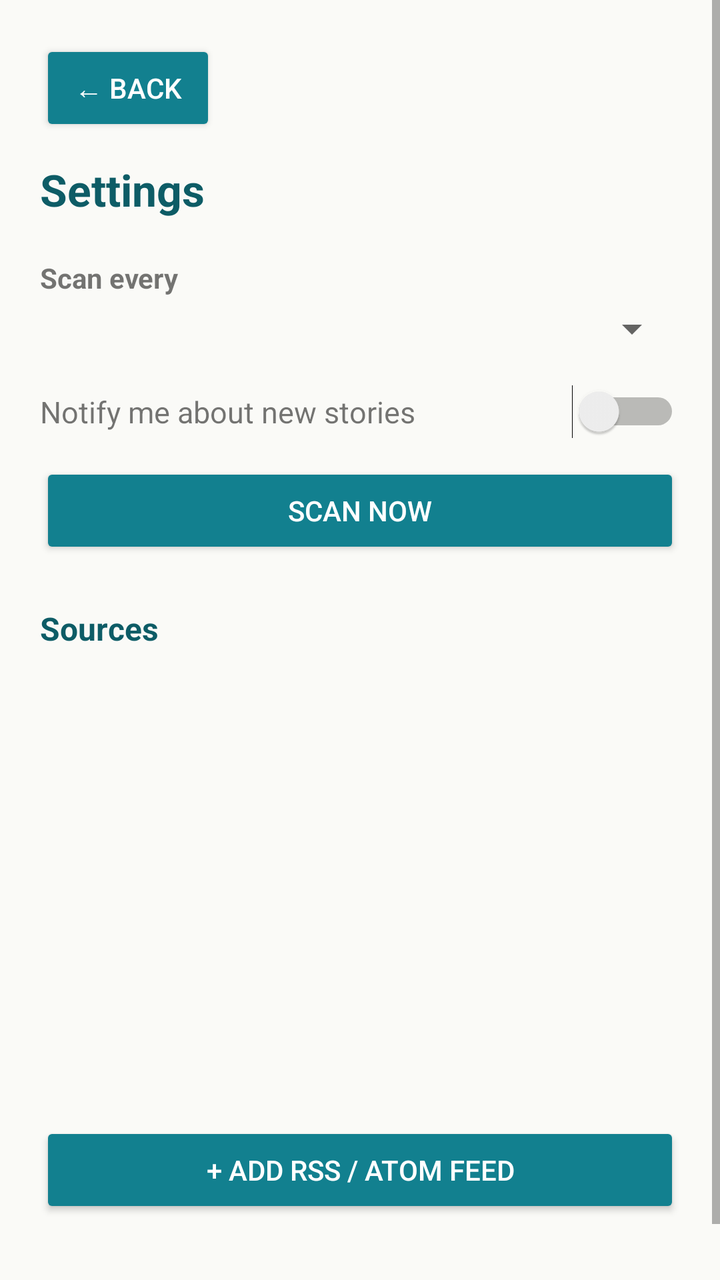
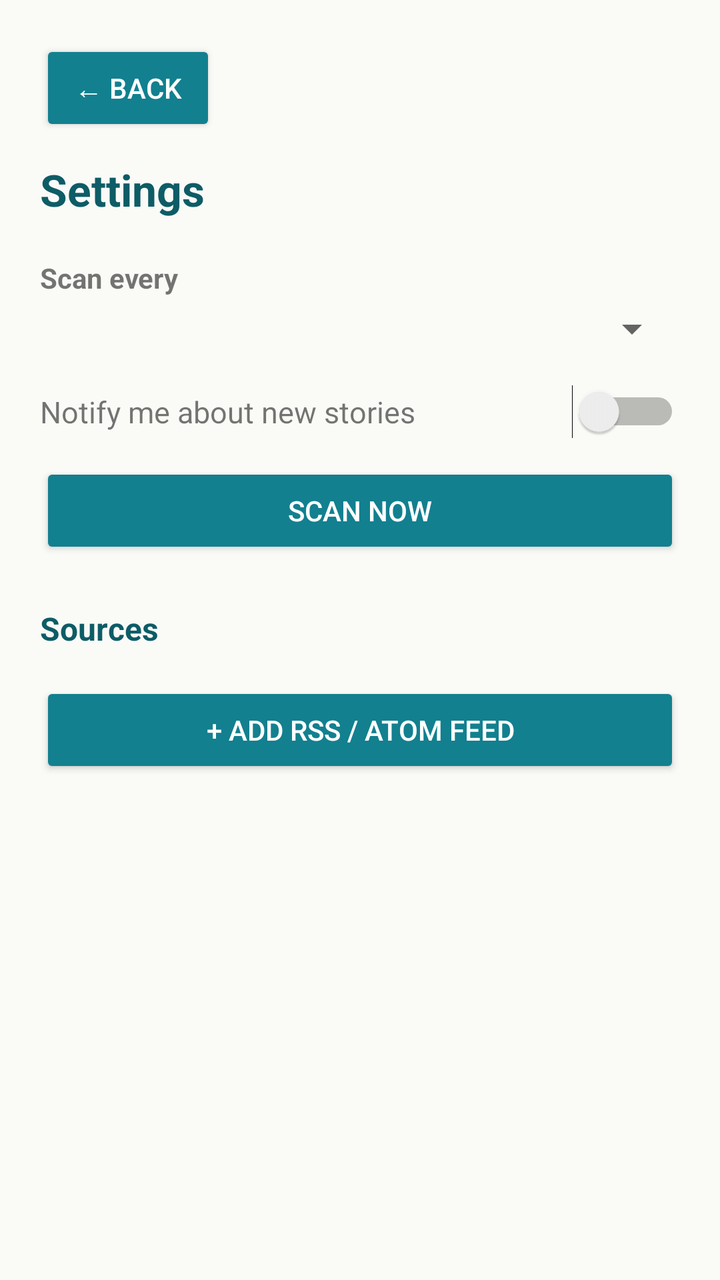

Compare the two renders of this Android layout. The source of the first and the diff that turns it into the second are given below.
<!-- AndroidManifest.xml: application theme Theme.TownLine -->
<!-- res/layout/activity_settings.xml -->
<?xml version="1.0" encoding="utf-8"?>
<ScrollView xmlns:android="http://schemas.android.com/apk/res/android"
    android:layout_width="match_parent"
    android:layout_height="match_parent"
    android:background="@color/paper">

    <LinearLayout
        android:layout_width="match_parent"
        android:layout_height="wrap_content"
        android:orientation="vertical"
        android:padding="20dp">

        <Button
            android:id="@+id/btnBack"
            android:layout_width="wrap_content"
            android:layout_height="wrap_content"
            android:layout_marginBottom="12dp"
            android:text="← Back"
            android:textColor="#FFFFFF"
            android:backgroundTint="@color/teal" />

        <TextView
            android:layout_width="wrap_content"
            android:layout_height="wrap_content"
            android:text="Settings"
            android:textSize="22sp"
            android:textStyle="bold"
            android:textColor="@color/teal_dark" />

        <TextView
            android:layout_width="wrap_content"
            android:layout_height="wrap_content"
            android:layout_marginTop="20dp"
            android:text="Scan every"
            android:textStyle="bold"
            android:textSize="14sp" />

        <Spinner
            android:id="@+id/intervalSpinner"
            android:layout_width="match_parent"
            android:layout_height="wrap_content"
            android:layout_marginTop="4dp" />

        <LinearLayout
            android:layout_width="match_parent"
            android:layout_height="wrap_content"
            android:layout_marginTop="16dp"
            android:orientation="horizontal"
            android:gravity="center_vertical">

            <TextView
                android:layout_width="0dp"
                android:layout_height="wrap_content"
                android:layout_weight="1"
                android:text="Notify me about new stories"
                android:textSize="15sp" />

            <Switch
                android:id="@+id/notifySwitch"
                android:layout_width="wrap_content"
                android:layout_height="wrap_content" />
        </LinearLayout>

        <Button
            android:id="@+id/btnSyncNow"
            android:layout_width="match_parent"
            android:layout_height="wrap_content"
            android:layout_marginTop="12dp"
            android:text="Scan now"
            android:backgroundTint="@color/teal"
            android:textColor="#FFFFFF" />

        <TextView
            android:layout_width="wrap_content"
            android:layout_height="wrap_content"
            android:layout_marginTop="24dp"
            android:text="Sources"
            android:textStyle="bold"
            android:textSize="16sp"
            android:textColor="@color/teal_dark" />

        <ListView
            android:id="@+id/sourceList"
            android:layout_width="match_parent"
            android:layout_height="220dp"
            android:layout_marginTop="8dp" />

        <Button
            android:id="@+id/btnAddSource"
            android:layout_width="match_parent"
            android:layout_height="wrap_content"
            android:layout_marginTop="8dp"
            android:text="+ Add RSS / Atom feed"
            android:backgroundTint="@color/teal"
            android:textColor="#FFFFFF" />

        <TextView
            android:id="@+id/aboutText"
            android:layout_width="wrap_content"
            android:layout_height="wrap_content"
            android:layout_marginTop="24dp"
            android:textSize="12sp"
            android:textColor="@color/grey" />
    </LinearLayout>
</ScrollView>
<!-- resources referenced by this layout -->
<resources>
  <color name="grey">#6B7280</color>
  <color name="paper">#FAFAF7</color>
  <color name="teal">#12808F</color>
  <color name="teal_dark">#0D5C66</color>
  <style name="Theme.TownLine" parent="android:Theme.Material.Light.NoActionBar">
          <item name="android:colorPrimary">@color/teal_dark</item>
          <item name="android:colorPrimaryDark">@color/teal_dark</item>
          <item name="android:colorAccent">@color/teal</item>
          <item name="android:windowBackground">@color/paper</item>
      </style>
</resources>

<!-- the commit's change to res/layout/activity_settings.xml (unified diff, before → after) -->
@@ -79,10 +79,11 @@
             android:textSize="16sp"
             android:textColor="@color/teal_dark" />
 
-        <ListView
+        <LinearLayout
             android:id="@+id/sourceList"
             android:layout_width="match_parent"
-            android:layout_height="220dp"
+            android:layout_height="wrap_content"
+            android:orientation="vertical"
             android:layout_marginTop="8dp" />
 
         <Button
